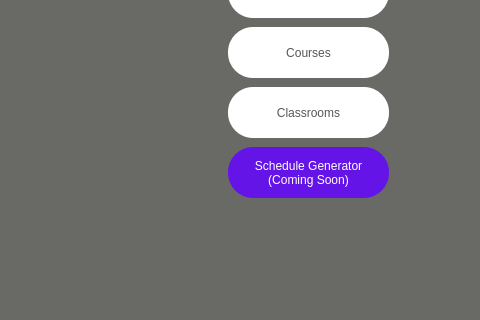
Qt form qt/IE0217/mainwindow.ui (Jams1001/Proyecto_IE0217) before a commit; both pictures show x 312 to 792 and y 253 to 573 of the 792 by 573 pixel window.
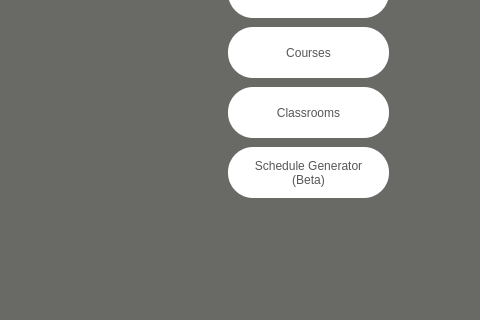
The same form after that commit. The open tabs and pages were chosen to show the change.

The edit to the form file:
```diff
--- a/qt/IE0217/mainwindow.ui
+++ b/qt/IE0217/mainwindow.ui
@@ -112,13 +112,13 @@
        </size>
       </property>
       <property name="styleSheet">
-       <string notr="true">background-color: rgb(100, 20, 231);
-color: rgb(255, 255, 255);
+       <string notr="true">background-color: rgb(255, 255, 255);
+color: rgb(85, 87, 83);
 border-radius: 25px;</string>
       </property>
       <property name="text">
        <string>Schedule Generator
-(Coming Soon)</string>
+(Beta)</string>
       </property>
      </widget>
      <widget class="QPushButton" name="pushButtonCurrentSchedule">
```
Left out of the diff: 2 changed lines with no effect on the pictures.
